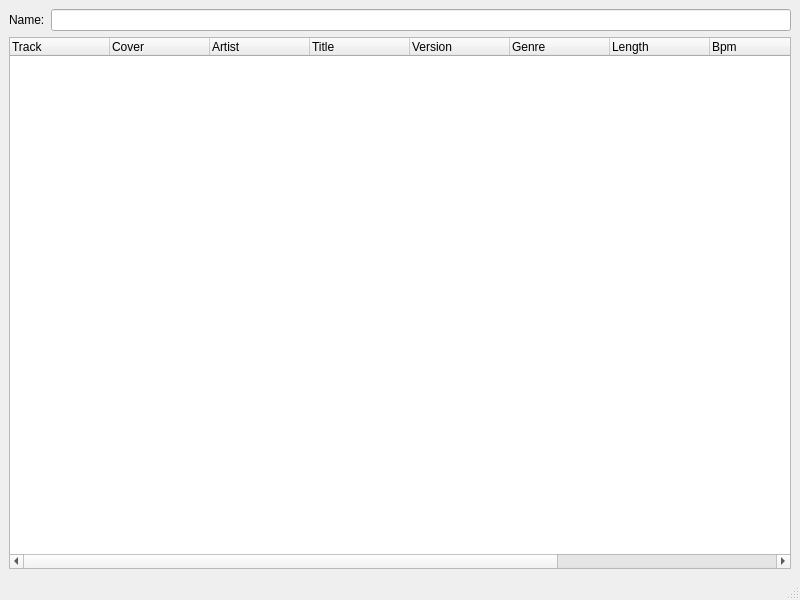
pfedick/winmusik, file trunk/src/playlist/playlist.ui: the form before one commit.
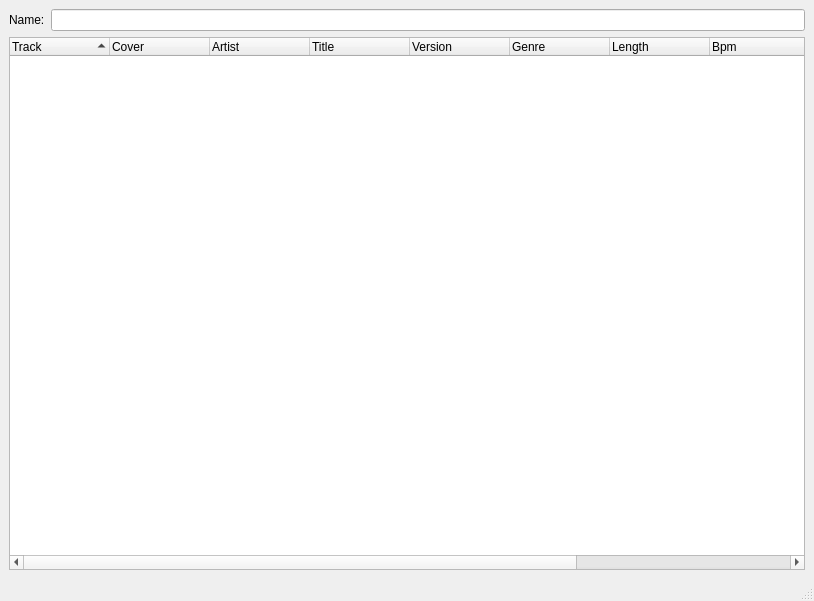
The form after the commit. Icons and pictures are not drawn. Custom widgets are drawn as their Qt base class.

```diff
--- a/trunk/src/playlist/playlist.ui
+++ b/trunk/src/playlist/playlist.ui
@@ -6,8 +6,8 @@
    <rect>
     <x>0</x>
     <y>0</y>
-    <width>800</width>
-    <height>600</height>
+    <width>814</width>
+    <height>601</height>
    </rect>
   </property>
   <property name="windowTitle">
@@ -83,6 +83,9 @@
       <property name="itemsExpandable">
        <bool>false</bool>
       </property>
+      <property name="sortingEnabled">
+       <bool>true</bool>
+      </property>
       <column>
        <property name="text">
         <string>Track</string>
```
Left out of the diff: 2 changed lines with no effect on the pictures.
